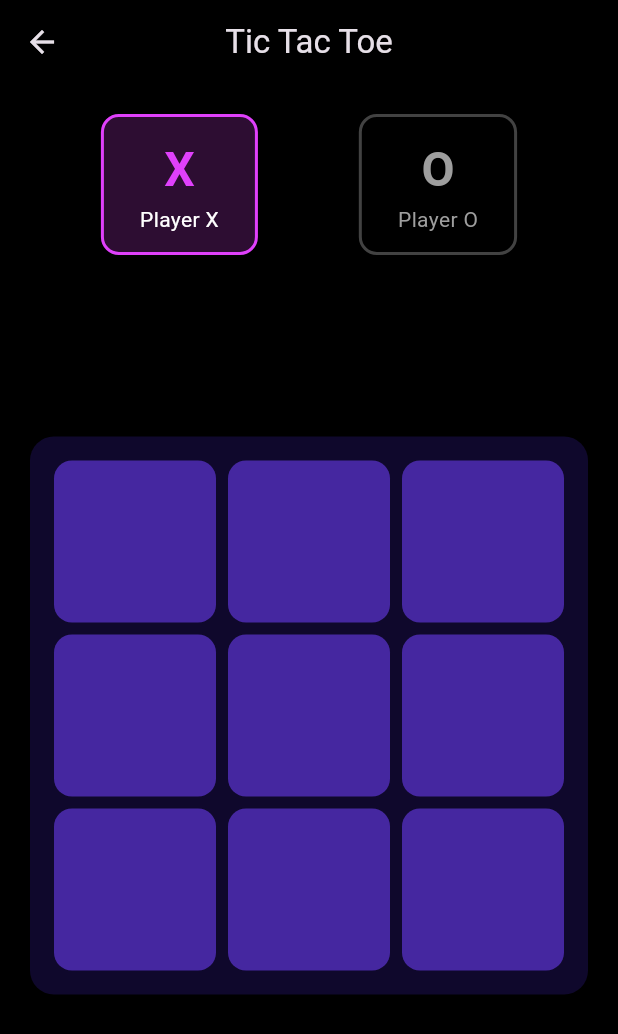
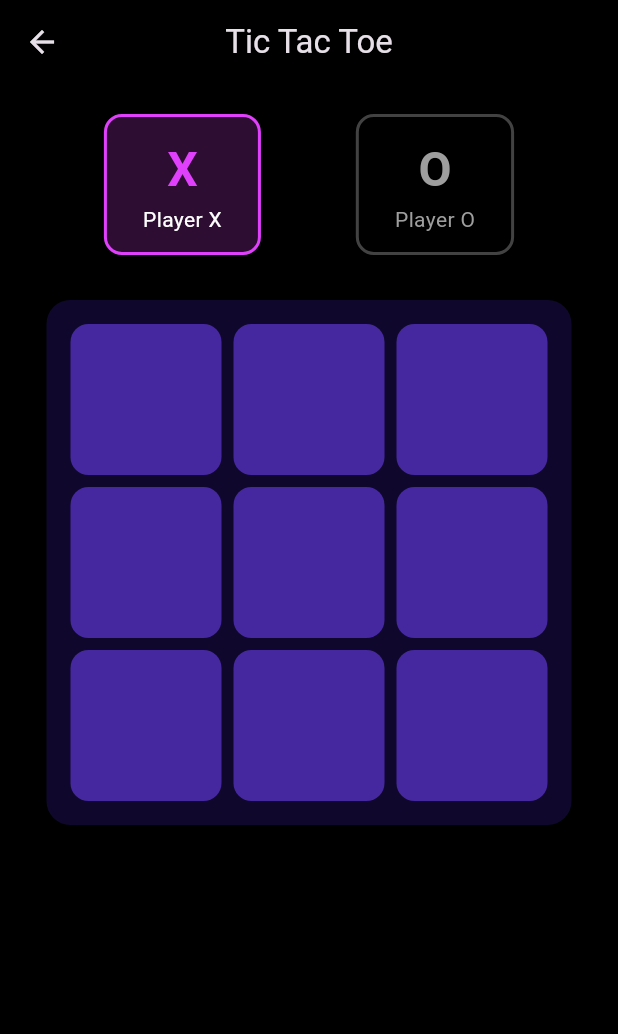
Before and after one commit to digitaltitann/minute-match-mobile-game, a Flutter app: the TicTacToeGame screen opened directly, on a phone screen of 412 x 824 dp. Shown: the top 1034 px of the screen. Run offline on Flutter 3.47's test engine with Material 3 defaults, Android fonts, the phone set to English and light mode, and no system bars.

Commit message:
Fix layout overflow for desktop/tablet screens
- Add responsive constraints to game board
- Wrap content in SingleChildScrollView
- Constrain max width for better mobile appearance

Co-Authored-By: Claude Opus 4.5 <noreply@anthropic.com>

```diff
--- a/lib/games/tic_tac_toe.dart
+++ b/lib/games/tic_tac_toe.dart
@@ -62,6 +62,9 @@ class _TicTacToeGameState extends State<TicTacToeGame> {
 
   @override
   Widget build(BuildContext context) {
+    final screenHeight = MediaQuery.of(context).size.height;
+    final boardSize = screenHeight * 0.45;
+
     return Scaffold(
       backgroundColor: Colors.black,
       appBar: AppBar(
@@ -70,7 +73,13 @@ class _TicTacToeGameState extends State<TicTacToeGame> {
         title: const Text('Tic Tac Toe'),
         centerTitle: true,
       ),
-      body: Column(
+      body: SafeArea(
+        child: SingleChildScrollView(
+          child: Center(
+            child: ConstrainedBox(
+              constraints: const BoxConstraints(maxWidth: 400),
+              child: Column(
+                mainAxisAlignment: MainAxisAlignment.center,
                 children: [
                   const SizedBox(height: 20),
                   // Player indicators
@@ -91,13 +100,15 @@ class _TicTacToeGameState extends State<TicTacToeGame> {
                       ),
                     ],
                   ),
-          const Spacer(),
+                  const SizedBox(height: 30),
                   // Game board
-          Padding(
-            padding: const EdgeInsets.all(20),
-            child: AspectRatio(
-              aspectRatio: 1,
-              child: Container(
+                  Container(
+                    width: boardSize,
+                    height: boardSize,
+                    constraints: const BoxConstraints(
+                      maxWidth: 350,
+                      maxHeight: 350,
+                    ),
                     decoration: BoxDecoration(
                       color: Colors.deepPurple.shade900.withOpacity(0.3),
                       borderRadius: BorderRadius.circular(16),
@@ -120,9 +131,7 @@ class _TicTacToeGameState extends State<TicTacToeGame> {
                       },
                     ),
                   ),
-            ),
-          ),
-          const Spacer(),
+                  const SizedBox(height: 30),
                   // Status / Result
                   if (winner != null)
                     Column(
@@ -159,6 +168,10 @@ class _TicTacToeGameState extends State<TicTacToeGame> {
                     ),
                   const SizedBox(height: 40),
                 ],
+              ),
+            ),
+          ),
+        ),
       ),
     );
   }
```
Lines whose indentation alone changed are shown as unchanged.
